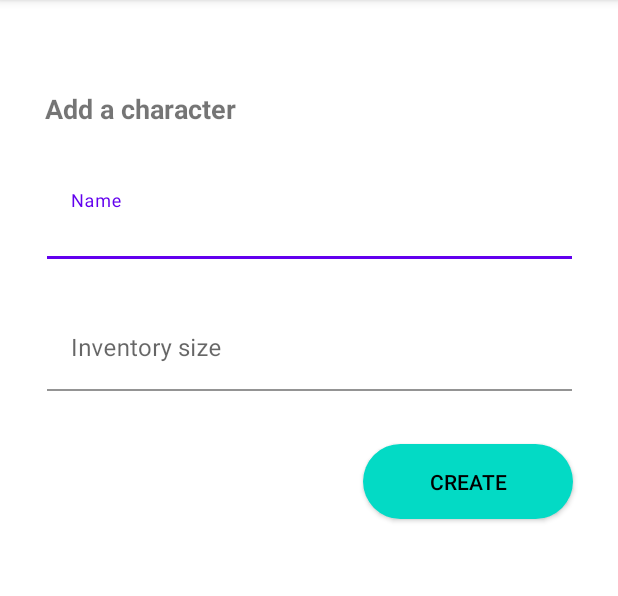
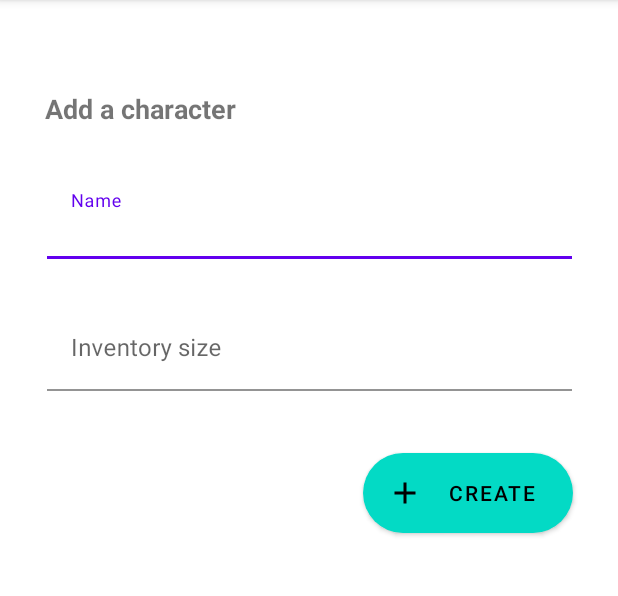
Before and after one commit to frankbrg/roleplay-management, an Android app: the screen it shows after launch (MainActivity), on a phone screen of 412 x 824 dp, the part 84-680 px from its top. Run offline under Robolectric (Android 15) with nearby library versions, the phone set to English and light mode, and no system bars.

Commit message:
:zap: button design

```diff
--- a/app/src/main/res/layout/activity_add_character.xml
+++ b/app/src/main/res/layout/activity_add_character.xml
@@ -55,20 +55,22 @@
         app:layout_constraintStart_toStartOf="parent"
         app:layout_constraintTop_toTopOf="parent" />
 
-    <android.widget.Button
+    <Button
         android:id="@+id/button_create_character"
         android:layout_width="140dp"
-        android:layout_height="50dp"
+        android:layout_height="65dp"
         android:layout_marginTop="35dp"
         android:layout_marginEnd="30dp"
         android:layout_marginRight="30dp"
-        android:background="@drawable/rounded_button"
         android:text="CREATE"
         android:textColor="#000000"
+        app:backgroundTint="#03DAC5"
         app:icon="@drawable/ic_baseline_add_24"
         app:iconTint="#000000"
         app:layout_constraintEnd_toEndOf="parent"
-        app:layout_constraintTop_toBottomOf="@+id/textInputLayout2" />
+        app:layout_constraintTop_toBottomOf="@+id/textInputLayout2"
+        app:cornerRadius='50dp'
+        />
 
 
 </androidx.constraintlayout.widget.ConstraintLayout>
```
Also changed, not shown: app/src/main/res/layout/activity_add_item.xml (+7 -4 lines).
